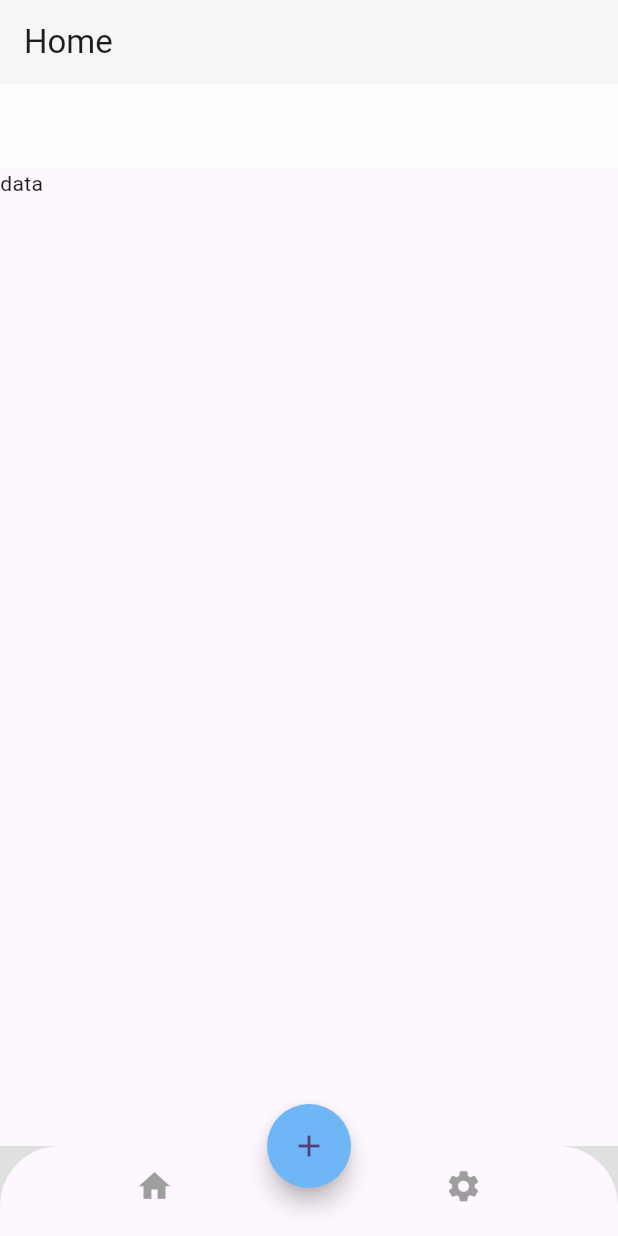
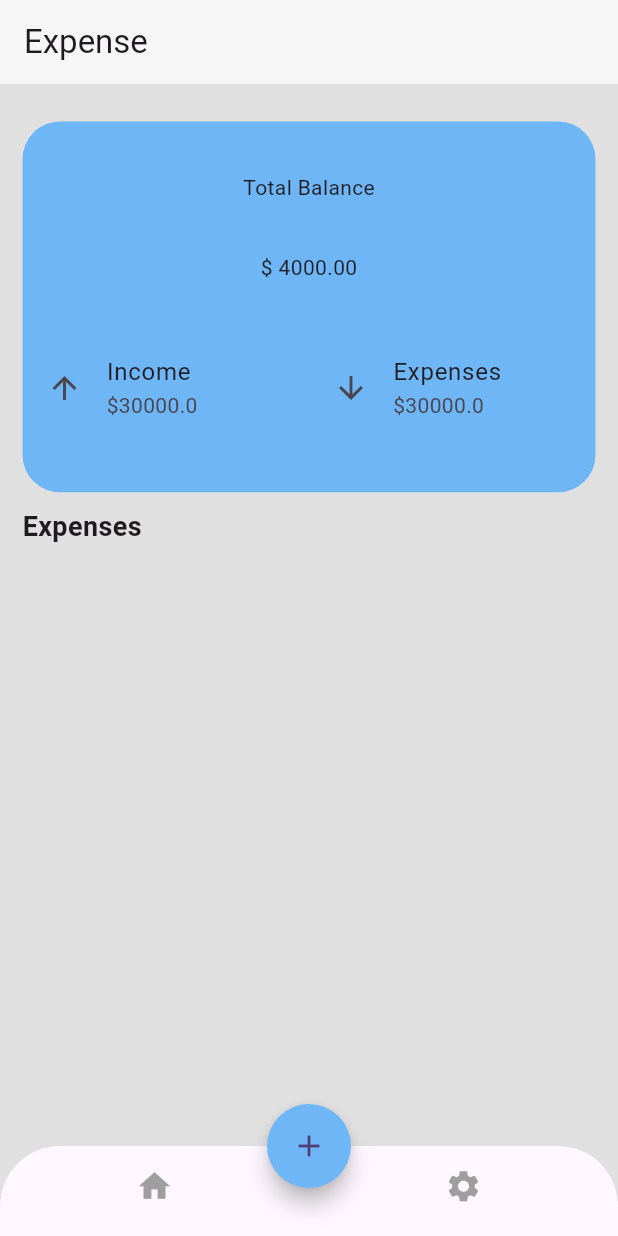
Before and after one commit to AMfaraz/expanse_tracker, a Flutter app: the screen it shows after launch, item 2 of the bottom bar chosen, on a phone screen of 412 x 824 dp. Run offline on Flutter 3.47's test engine with Material 3 defaults, Android fonts, the phone set to English and light mode, and no system bars; our stand-ins replace dropdown_button2, get, sqflite; accounts and stored records are empty.

Commit message:
View screen done, used global initialization to better manage controller

```diff
--- a/lib/controllers/expense_controller.dart
+++ b/lib/controllers/expense_controller.dart
@@ -53,6 +53,7 @@ class ExpenseController extends GetxController{
   }
 
   addExpensesToList() async {
+    _expenseList.clear();
     final expenses=await dbHelper.read();
     for(var expenseMap in expenses){
       final expense=fromJson(expenseMap);
--- a/lib/main.dart
+++ b/lib/main.dart
@@ -3,6 +3,17 @@ import 'package:get/get.dart';
 
 //screens
 import './screen/home_screen.dart';
+
+//controller
+import './controllers/expense_controller.dart';
+
+
+class AppBindings extends Bindings {
+  @override
+  void dependencies() {
+    Get.put<ExpenseController>(ExpenseController());
+  }
+}
 
 void main() {
   runApp(const MyApp());
--- a/lib/screen/expenses_screen.dart
+++ b/lib/screen/expenses_screen.dart
@@ -1,13 +1,99 @@
 import 'package:flutter/material.dart';
+import 'package:get/get.dart';
+
+//utils
+import '../utils/screen_utils.dart';
+import '../utils/colors.dart';
+
+//controller
+import '../controllers/expense_controller.dart';
+
+//widgets
+import '../widgets/recent_expense_list.dart';
 
 class ExpensesScreen extends StatelessWidget {
-  const ExpensesScreen({super.key});
+  ExpensesScreen({super.key});
+
+  final ExpenseController expenseController=Get.find<ExpenseController>();
 
   @override
   Widget build(BuildContext context) {
-    return Scaffold(
-      appBar: AppBar(),
-      body: Text("data"),
+    final double height = ScreenUtils.height(context);
+    final double widget = ScreenUtils.width(context);
+
+    return Container(
+      padding: const EdgeInsets.all(15),
+      child: Column(
+        children: <Widget>[
+          //balance box card
+          Container(
+            margin: const EdgeInsets.symmetric(vertical: 10),
+            height: height * 0.3,
+            width: double.infinity,
+            decoration: BoxDecoration(
+              color: cardBackgroundColor,
+              borderRadius: BorderRadius.circular(25),
+            ),
+            child: const Column(
+              mainAxisAlignment: MainAxisAlignment.spaceEvenly,
+              crossAxisAlignment: CrossAxisAlignment.center,
+              children: <Widget>[
+                Text("Total Balance"),
+                Text("\$ 4000.00"),
+
+                //income and expenses
+                Row(
+                  mainAxisAlignment: MainAxisAlignment.spaceBetween,
+                  children: <Widget>[
+                    //income
+                    Flexible(
+                      flex: 25,
+                      child: ListTile(
+                        leading: Icon(Icons.arrow_upward),
+                        title: Text("Income"),
+                        subtitle: Text("\$30000.0"),
+                      ),
+                    ),
+
+                    //expenses
+                    Flexible(
+                      flex: 25,
+                      child: ListTile(
+                        leading: Icon(Icons.arrow_downward),
+                        title: Text("Expenses"),
+                        subtitle: Text("\$30000.0"),
+                      ),
+                    ),
+                  ],
+                )
+              ],
+            ),
+          ),
+
+          //heading
+          const Row(
+            mainAxisSize: MainAxisSize.max,
+            mainAxisAlignment: MainAxisAlignment.spaceBetween,
+            children: <Widget>[
+              const Text(
+                "Expenses",
+                style: TextStyle(
+                  fontWeight: FontWeight.bold,
+                  fontSize: 18,
+                ),
+              ),
+              //this will be a button
+            ],
+          ),
+
+          //expense list
+          Expanded(
+            child: RecentExpenseList(
+              expenseController: expenseController,
+            ),
+          ),
+        ],
+      ),
     );
   }
 }
--- a/lib/screen/home_screen.dart
+++ b/lib/screen/home_screen.dart
@@ -23,6 +23,7 @@ class HomeScreen extends StatelessWidget {
   final FieldController _fieldController = Get.put(FieldController());
 
   final List<Widget> _pages = [MainScreen(), ExpensesScreen()];
+  final List<String> _pageTitle=["Home","Expense"];
   RxInt selectedPage = 0.obs;
 
   void onIndexChange(int index) {
@@ -31,12 +32,12 @@ class HomeScreen extends StatelessWidget {
 
   @override
   Widget build(BuildContext context) {
-    _expenseController.onInit();
+
 
     return Scaffold(
       backgroundColor: screenBackgroundColor,
       appBar: AppBar(
-        title: const Text("Home"),
+        title: Obx(()=>Text(_pageTitle[selectedPage.value])),
       ),
 
       //main body
--- a/lib/screen/main_screen.dart
+++ b/lib/screen/main_screen.dart
@@ -17,7 +17,7 @@ import '../controllers/expense_controller.dart';
 class MainScreen extends StatelessWidget {
   MainScreen({super.key});
 
-  final ExpenseController expenseController = Get.put(ExpenseController());
+  final ExpenseController expenseController = Get.find<ExpenseController>();
 
   @override
   Widget build(BuildContext context) {
--- a/lib/screen/view_all_screen.dart
+++ b/lib/screen/view_all_screen.dart
@@ -21,7 +21,7 @@ class ViewAllScreen extends StatelessWidget {
     return Scaffold(
       backgroundColor: screenBackgroundColor,
       appBar: AppBar(
-        title: const Text("Home"),
+        title: const Text("View all"),
       ),
       body: RecentExpenseList(expenseController: expenseController),
     );
```
